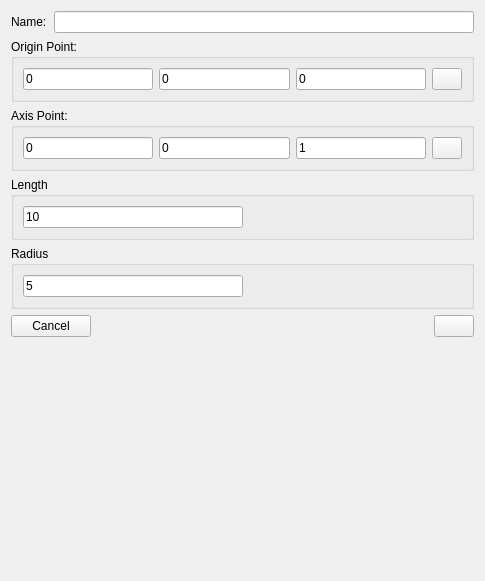
Qt form GUIDialog/GUIGeometryDialog/CylinderInfoWidget.ui (eeaapp6/AppFlow-Agent) before a commit.
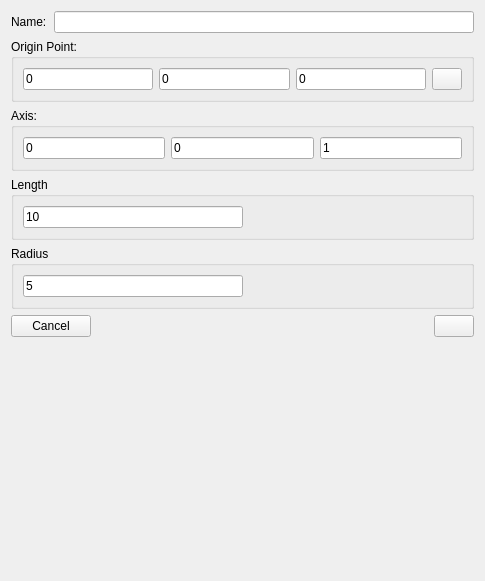
The same form after that commit.

```diff
--- a/GUIDialog/GUIGeometryDialog/CylinderInfoWidget.ui
+++ b/GUIDialog/GUIGeometryDialog/CylinderInfoWidget.ui
@@ -88,16 +88,9 @@
       </size>
      </property>
      <property name="title">
-      <string>Axis Point:</string>
+      <string>Axis:</string>
      </property>
      <layout class="QGridLayout" name="gridLayout_3">
-      <item row="0" column="0">
-       <widget class="QLineEdit" name="lineEdit_AxisPoint1">
-        <property name="text">
-         <string>0</string>
-        </property>
-       </widget>
-      </item>
       <item row="0" column="1">
        <widget class="QLineEdit" name="lineEdit_AxisPoint2">
         <property name="text">
@@ -112,16 +105,10 @@
         </property>
        </widget>
       </item>
-      <item row="0" column="3">
-       <widget class="QPushButton" name="pushButton_AxisPoint">
-        <property name="maximumSize">
-         <size>
-          <width>30</width>
-          <height>30</height>
-         </size>
-        </property>
+      <item row="0" column="0">
+       <widget class="QLineEdit" name="lineEdit_Axis1">
         <property name="text">
-         <string/>
+         <string>0</string>
         </property>
        </widget>
       </item>
```
Left out of the diff: 6 changed lines with no effect on the pictures.
